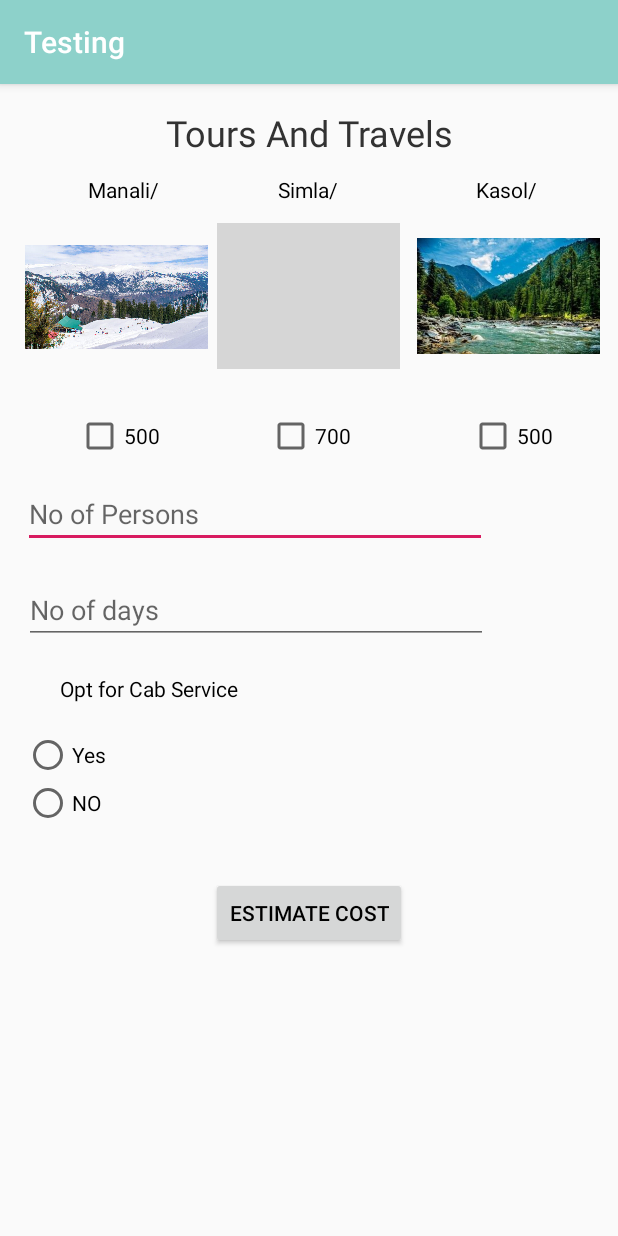
After one commit to Abhisekh-18/Testing_App, an Android app: the travel_planner screen opened directly, with no data from a screen before it, on a phone screen of 412 x 824 dp. The commit adds this screen. Run offline under Robolectric (Android 15) with nearby library versions, the phone set to English and light mode, and no system bars; grey boxes are pictures that could not be loaded.

Commit message:
Simple Tavel planner using check box and radio button

```diff
--- a/app/src/main/AndroidManifest.xml
+++ b/app/src/main/AndroidManifest.xml
@@ -11,7 +11,9 @@
         android:roundIcon="@mipmap/ic_launcher_round"
         android:supportsRtl="true"
         android:theme="@style/AppTheme">
-        <activity android:name=".sharedPreferences"></activity>
+        <activity android:name=".quiz"></activity>
+        <activity android:name=".travel_planner" />
+        <activity android:name=".sharedPreferences" />
         <activity android:name=".checkbox" />
         <activity android:name=".WebViewActivity" />
         <activity android:name=".labActivity" />
--- a/app/src/main/java/com/example/testing/MainActivity.java
+++ b/app/src/main/java/com/example/testing/MainActivity.java
@@ -90,4 +90,14 @@ EditText name;
         Intent it6=new Intent(this,sharedPreferences.class);
         startActivity(it6);
     }
+
+    public void travel_planner(View view) {
+        Intent it7=new Intent(this,travel_planner.class);
+        startActivity(it7);
+    }
+
+    public void quiz(View view) {
+        Intent it8=new Intent(this,quiz.class);
+        startActivity(it8);
+    }
 }
--- /dev/null
+++ b/app/src/main/java/com/example/testing/travel_planner.java
@@ -0,0 +1,63 @@
+package com.example.testing;
+
+import androidx.appcompat.app.AppCompatActivity;
+
+import android.os.Bundle;
+import android.view.View;
+import android.widget.CheckBox;
+import android.widget.EditText;
+import android.widget.RadioButton;
+import android.widget.Toast;
+
+public class travel_planner extends AppCompatActivity {
+EditText ed1,ed2;
+CheckBox ch1,ch2,ch3;
+RadioButton r1,r2;
+    @Override
+    protected void onCreate(Bundle savedInstanceState) {
+        super.onCreate(savedInstanceState);
+        setContentView(R.layout.activity_travel_planner);
+        ch1=findViewById(R.id.checkBox1);
+        ch2=findViewById(R.id.checkBox2);
+        ch3=findViewById(R.id.checkBox3);
+        r1=findViewById(R.id.r1);
+        r2=findViewById(R.id.r2);
+        ed1=findViewById(R.id.ed1);
+        ed2=findViewById(R.id.ed2);
+    }
+
+    public void cost(View view) {
+        int manli=Integer.parseInt(ch1.getText().toString());
+        int simla=Integer.parseInt(ch2.getText().toString());
+        int kasol=Integer.parseInt(ch1.getText().toString());
+        int total=0;
+        int person=Integer.parseInt(ed1.getText().toString());
+        int day=Integer.parseInt(ed2.getText().toString());
+        StringBuilder msg = new StringBuilder();
+        msg.append("Selected items");
+        if(ch1.isChecked())
+        {
+            total=(total+manli)*day*person;
+        }
+        else if(ch2.isChecked()){
+            total=(total+simla)*day*person;
+        }
+        else if(ch3.isChecked()){
+            total=(total+kasol)*day*person;
+        }
+        else if(ch1.isChecked()&&ch2.isChecked()){
+            total=(total+simla+manli)*day*person;
+        }
+        else if(ch1.isChecked()&&ch3.isChecked()){
+            total=(total+kasol+manli)*day*person;
+        }
+        else if(ch2.isChecked()&&ch3.isChecked()){
+            total=total+simla+kasol;
+        }
+        if(r1.isChecked()){
+            total=total+4000;
+        }
+        msg.append(total);
+        Toast.makeText(this,msg,Toast.LENGTH_LONG).show();
+    }
+}
--- a/app/src/main/res/layout/activity_main.xml
+++ b/app/src/main/res/layout/activity_main.xml
@@ -26,8 +26,8 @@
         android:layout_weight="1"
         android:background="@drawable/android"
         tools:ignore="MissingConstraints"
-        tools:layout_editor_absoluteX="-3dp"
-        tools:layout_editor_absoluteY="65dp" />
+        tools:layout_editor_absoluteX="-4dp"
+        tools:layout_editor_absoluteY="67dp" />
 
     <Button
         android:id="@+id/button2"
@@ -152,5 +152,31 @@
         app:layout_constraintTop_toBottomOf="@+id/button14"
         app:layout_constraintVertical_bias="0.119" />
 
+    <Button
+        android:id="@+id/button23"
+        android:layout_width="wrap_content"
+        android:layout_height="wrap_content"
+        android:onClick="travel_planner"
+        android:text="Travel planner"
+        app:layout_constraintBottom_toBottomOf="parent"
+        app:layout_constraintEnd_toEndOf="parent"
+        app:layout_constraintHorizontal_bias="0.0"
+        app:layout_constraintStart_toStartOf="parent"
+        app:layout_constraintTop_toBottomOf="@+id/button16"
+        app:layout_constraintVertical_bias="0.151" />
+
+    <Button
+        android:id="@+id/button25"
+        android:layout_width="wrap_content"
+        android:layout_height="wrap_content"
+        android:text="labevaluation2"
+        android:onClick="quiz"
+        app:layout_constraintBottom_toBottomOf="parent"
+        app:layout_constraintEnd_toEndOf="parent"
+        app:layout_constraintHorizontal_bias="0.391"
+        app:layout_constraintStart_toStartOf="@+id/button18"
+        app:layout_constraintTop_toBottomOf="@+id/button18"
+        app:layout_constraintVertical_bias="0.151" />
+
 
 </androidx.constraintlayout.widget.ConstraintLayout>
--- /dev/null
+++ b/app/src/main/res/layout/activity_travel_planner.xml
@@ -0,0 +1,211 @@
+<?xml version="1.0" encoding="utf-8"?>
+<androidx.constraintlayout.widget.ConstraintLayout xmlns:android="http://schemas.android.com/apk/res/android"
+    xmlns:app="http://schemas.android.com/apk/res-auto"
+    xmlns:tools="http://schemas.android.com/tools"
+    android:layout_width="match_parent"
+    android:layout_height="match_parent"
+    tools:context=".travel_planner">
+
+    <TextView
+        android:id="@+id/textView21"
+        android:layout_width="match_parent"
+        android:layout_height="30dp"
+        android:gravity="center"
+        android:shadowColor="#005CA824"
+        android:text="Tours And Travels"
+        android:textColor="@android:color/secondary_text_light"
+        android:textSize="24sp"
+        app:layout_constraintBottom_toBottomOf="parent"
+        app:layout_constraintEnd_toEndOf="parent"
+        app:layout_constraintStart_toStartOf="parent"
+        app:layout_constraintTop_toTopOf="parent"
+        app:layout_constraintVertical_bias="0.022" />
+
+    <ImageView
+        android:id="@+id/imageView3"
+        android:layout_width="122dp"
+        android:layout_height="97dp"
+        app:layout_constraintBottom_toBottomOf="parent"
+        app:layout_constraintEnd_toEndOf="parent"
+        app:layout_constraintHorizontal_bias="0.498"
+        app:layout_constraintStart_toStartOf="parent"
+        app:layout_constraintTop_toTopOf="parent"
+        app:layout_constraintVertical_bias="0.138"
+        app:srcCompat="@drawable/simla" />
+
+    <ImageView
+        android:id="@+id/imageView4"
+        android:layout_width="122dp"
+        android:layout_height="97dp"
+        app:layout_constraintBottom_toBottomOf="parent"
+        app:layout_constraintEnd_toEndOf="parent"
+        app:layout_constraintHorizontal_bias="0.958"
+        app:layout_constraintStart_toStartOf="parent"
+        app:layout_constraintTop_toTopOf="parent"
+        app:layout_constraintVertical_bias="0.138"
+        app:srcCompat="@drawable/kasol" />
+
+    <ImageView
+        android:id="@+id/imageView5"
+        android:layout_width="122dp"
+        android:layout_height="97dp"
+        app:layout_constraintBottom_toBottomOf="parent"
+        app:layout_constraintEnd_toEndOf="parent"
+        app:layout_constraintHorizontal_bias="0.057"
+        app:layout_constraintStart_toStartOf="parent"
+        app:layout_constraintTop_toTopOf="parent"
+        app:layout_constraintVertical_bias="0.139"
+        app:srcCompat="@drawable/manali" />
+
+    <TextView
+        android:id="@+id/textView22"
+        android:layout_width="64dp"
+        android:layout_height="20dp"
+        android:gravity="center"
+        android:text="Manali/person/day"
+        android:textColor="@android:color/background_dark"
+        app:layout_constraintBottom_toBottomOf="parent"
+        app:layout_constraintEnd_toEndOf="parent"
+        app:layout_constraintHorizontal_bias="0.143"
+        app:layout_constraintStart_toStartOf="parent"
+        app:layout_constraintTop_toTopOf="parent"
+        app:layout_constraintVertical_bias="0.081" />
+
+    <TextView
+        android:id="@+id/textView23"
+        android:layout_width="64dp"
+        android:layout_height="20dp"
+        android:gravity="center"
+        android:text="Simla/person/day"
+        android:textColor="@android:color/background_dark"
+        app:layout_constraintBottom_toBottomOf="parent"
+        app:layout_constraintEnd_toEndOf="parent"
+        app:layout_constraintHorizontal_bias="0.498"
+        app:layout_constraintStart_toStartOf="parent"
+        app:layout_constraintTop_toTopOf="parent"
+        app:layout_constraintVertical_bias="0.081" />
+
+    <TextView
+        android:id="@+id/textView24"
+        android:layout_width="64dp"
+        android:layout_height="20dp"
+        android:gravity="center"
+        android:text="Kasol/person/day"
+        android:textColor="@android:color/background_dark"
+        app:layout_constraintBottom_toBottomOf="parent"
+        app:layout_constraintEnd_toEndOf="parent"
+        app:layout_constraintHorizontal_bias="0.878"
+        app:layout_constraintStart_toStartOf="parent"
+        app:layout_constraintTop_toTopOf="parent"
+        app:layout_constraintVertical_bias="0.081" />
+
+    <CheckBox
+        android:id="@+id/checkBox1"
+        android:layout_width="wrap_content"
+        android:layout_height="wrap_content"
+        android:text="500"
+        app:layout_constraintBottom_toBottomOf="parent"
+        app:layout_constraintEnd_toEndOf="parent"
+        app:layout_constraintHorizontal_bias="0.143"
+        app:layout_constraintStart_toStartOf="parent"
+        app:layout_constraintTop_toTopOf="parent"
+        app:layout_constraintVertical_bias="0.297" />
+
+    <CheckBox
+        android:id="@+id/checkBox2"
+        android:layout_width="wrap_content"
+        android:layout_height="wrap_content"
+        android:text="700"
+        app:layout_constraintBottom_toBottomOf="parent"
+        app:layout_constraintEnd_toEndOf="parent"
+        app:layout_constraintStart_toStartOf="parent"
+        app:layout_constraintTop_toTopOf="parent"
+        app:layout_constraintVertical_bias="0.297" />
+
+    <CheckBox
+        android:id="@+id/checkBox3"
+        android:layout_width="wrap_content"
+        android:layout_height="wrap_content"
+        android:text="500"
+        app:layout_constraintBottom_toBottomOf="parent"
+        app:layout_constraintEnd_toEndOf="parent"
+        app:layout_constraintHorizontal_bias="0.879"
+        app:layout_constraintStart_toStartOf="parent"
+        app:layout_constraintTop_toTopOf="parent"
+        app:layout_constraintVertical_bias="0.297" />
+
+    <EditText
+        android:id="@+id/ed1"
+        android:layout_width="309dp"
+        android:layout_height="42dp"
+        android:hint="No of Persons"
+        app:layout_constraintBottom_toBottomOf="parent"
+        app:layout_constraintEnd_toEndOf="parent"
+        app:layout_constraintHorizontal_bias="0.149"
+        app:layout_constraintStart_toStartOf="parent"
+        app:layout_constraintTop_toTopOf="parent"
+        app:layout_constraintVertical_bias="0.368" />
+
+    <EditText
+        android:id="@+id/ed2"
+        android:layout_width="309dp"
+        android:layout_height="42dp"
+        android:hint="No of days"
+        app:layout_constraintBottom_toBottomOf="parent"
+        app:layout_constraintEnd_toEndOf="parent"
+        app:layout_constraintHorizontal_bias="0.156"
+        app:layout_constraintStart_toStartOf="parent"
+        app:layout_constraintTop_toTopOf="parent"
+        app:layout_constraintVertical_bias="0.456" />
+
+    <RadioGroup
+        android:layout_width="116dp"
+        android:layout_height="66dp"
+        app:layout_constraintBottom_toBottomOf="parent"
+        app:layout_constraintEnd_toEndOf="@+id/textView26"
+        app:layout_constraintHorizontal_bias="0.0"
+        app:layout_constraintStart_toStartOf="@+id/textView26"
+        app:layout_constraintTop_toBottomOf="@+id/textView26"
+        app:layout_constraintVertical_bias="0.054">
+
+        <RadioButton
+            android:id="@+id/r1"
+            android:layout_width="match_parent"
+            android:layout_height="wrap_content"
+            android:text="Yes" />
+
+        <RadioButton
+            android:id="@+id/r2jh"
+            android:layout_width="match_parent"
+            android:layout_height="wrap_content"
+            android:text="NO" />
+    </RadioGroup>
+
+    <TextView
+        android:id="@+id/textView26"
+        android:layout_width="167dp"
+        android:layout_height="26dp"
+        android:gravity="center"
+        android:text="Opt for Cab Service"
+        android:textColor="@android:color/background_dark"
+        app:layout_constraintBottom_toBottomOf="parent"
+        app:layout_constraintEnd_toEndOf="@+id/ed2"
+        app:layout_constraintHorizontal_bias="0.0"
+        app:layout_constraintStart_toStartOf="@+id/ed2"
+        app:layout_constraintTop_toBottomOf="@+id/ed2"
+        app:layout_constraintVertical_bias="0.045" />
+
+    <Button
+        android:id="@+id/button24"
+        android:layout_width="wrap_content"
+        android:layout_height="wrap_content"
+        android:text="Estimate Cost"
+        android:onClick="cost"
+        android:textColor="@android:color/background_dark"
+        app:layout_constraintBottom_toBottomOf="parent"
+        app:layout_constraintEnd_toEndOf="parent"
+        app:layout_constraintStart_toStartOf="parent"
+        app:layout_constraintTop_toTopOf="parent"
+        app:layout_constraintVertical_bias="0.734" />
+
+</androidx.constraintlayout.widget.ConstraintLayout>
```
Also changed, not shown: app/src/main/res/drawable-v24/kasol.jpg (added), app/src/main/res/drawable-v24/manali.jpg (added).
